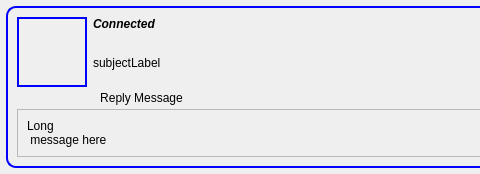
First picture: the form in retroshare-gui/src/gui/feeds/MsgItem.ui, repository RetroShare/RetroShare, before the edit; both pictures show x 0 to 480 and y 0 to 174 of the 710 by 174 pixel window.
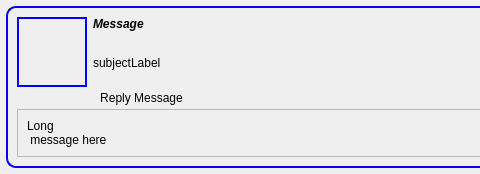
Second picture: the form after the edit. Icons and pictures are not drawn.

Patch:
```diff
--- a/retroshare-gui/src/gui/feeds/MsgItem.ui
+++ b/retroshare-gui/src/gui/feeds/MsgItem.ui
@@ -84,7 +84,7 @@
            </font>
           </property>
           <property name="text">
-           <string>Connected</string>
+           <string notr="true">Message</string>
           </property>
           <property name="alignment">
            <set>Qt::AlignLeading|Qt::AlignLeft|Qt::AlignTop</set>
```
Left out of the diff: 6 changed lines with no effect on the pictures.
